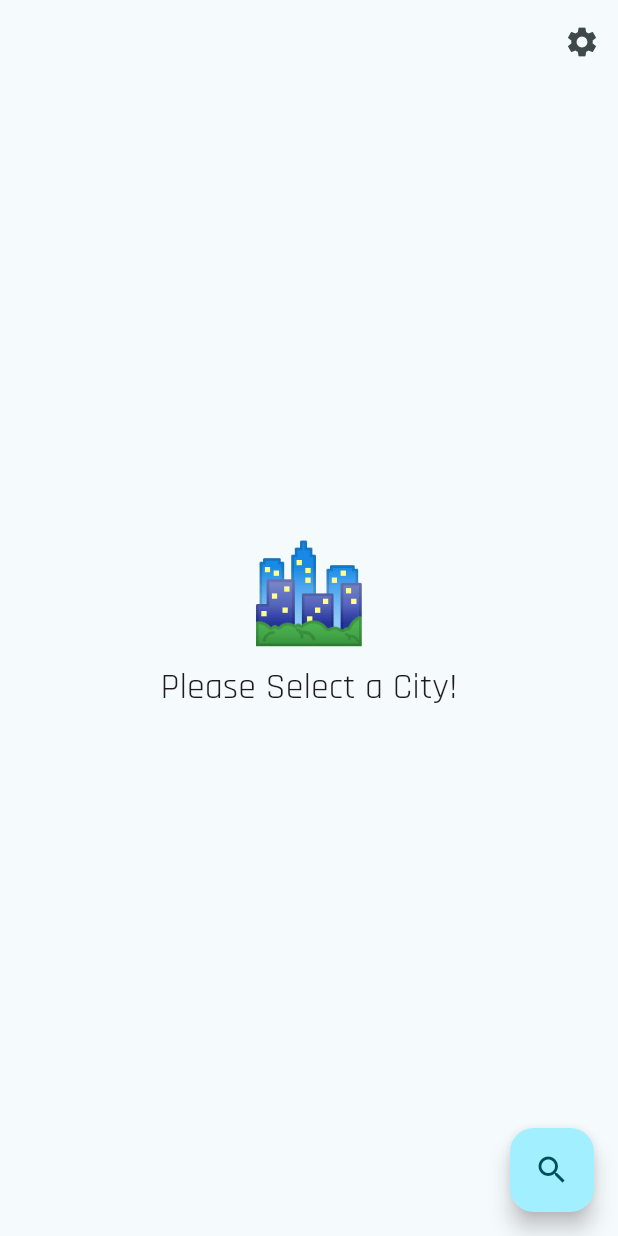
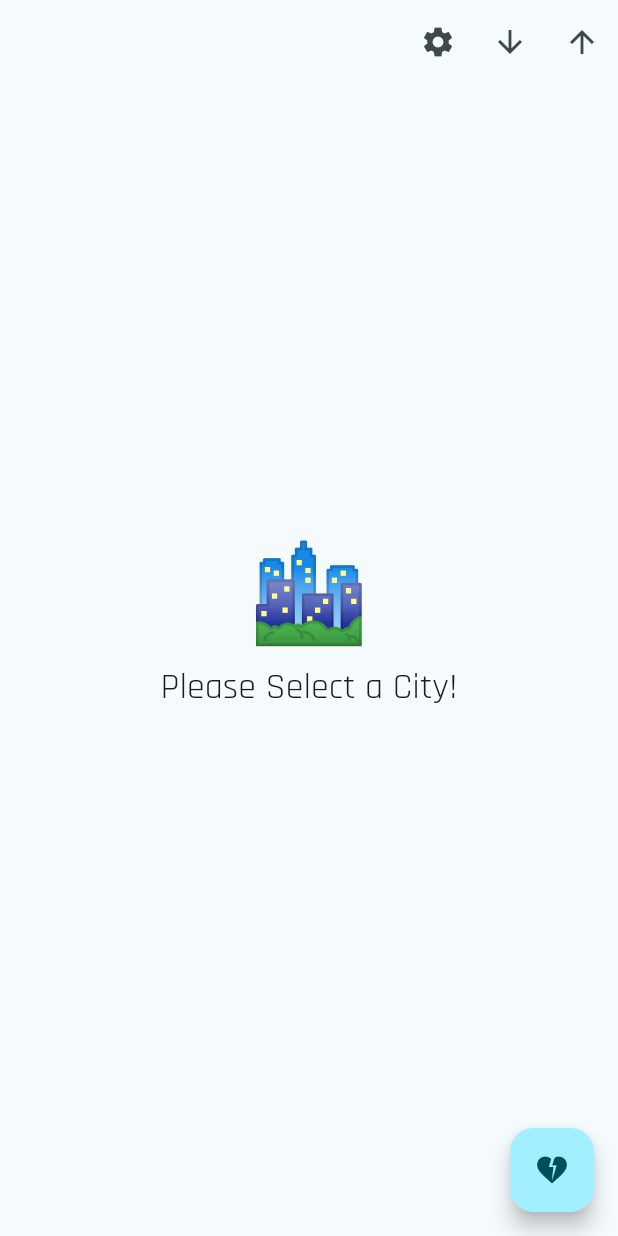
Before and after one commit to bridgettorres/FlutterWeather, a Flutter app: the screen it shows after launch, on a phone screen of 412 x 824 dp. Run offline on Flutter 3.47's test engine with Material 3 defaults, Android fonts, the phone set to English and light mode, and no system bars; our stand-ins replace bloc, equatable, flutter_bloc, google_fonts, hydrated_bloc.

Commit message:
Added BLoC logic for a button to increase and decrease the temperature, displaying whether the temperature is too hot or too cold

```diff
--- /dev/null
+++ b/flutter_weather/lib/funny_bloc.dart
@@ -0,0 +1,18 @@
+import 'package:flutter_bloc/flutter_bloc.dart';
+//a blc is more advanced class which relies on events to trigger state
+//BLOC extends to bloc base
+//Blocs recieve events and convert the incoming events into outgoing states
+
+//sealed shows that the class is intended to be used as a base class
+sealed class FunEvent {} //base class for all events related to the funevent. A class that will be used to extend to create specific types of events
+//Fun pressed is a specific event that exnteds Funevent. This class represents an action that the bloc should handle
+final class HotPressed extends FunEvent{}
+final class ColdPressed extends FunEvent{}
+
+
+class FunBloc extends Bloc<FunEvent, int> { //Here funevent is the type of events bloc will handle and int is the type of state that Bloc will manage
+  FunBloc() : super(0){ //initial state
+    on<HotPressed>((event, emit) => emit(state + 1)); //for each hotpreseed event we are accessing the state of the bloc and adding 1 to i t
+    on<ColdPressed>((event, emit) => emit(state - 1));
+}
+}
--- a/flutter_weather/lib/weather/view/weather_page.dart
+++ b/flutter_weather/lib/weather/view/weather_page.dart
@@ -1,5 +1,6 @@
 import 'package:flutter/material.dart';
 import 'package:flutter_bloc/flutter_bloc.dart';
+import 'package:flutter_weather/funny_bloc.dart';
 //remove the two and fix them
 import 'package:flutter_weather/settings/view/search_page.dart';
 import 'package:flutter_weather/settings/view/settings_page.dart';
@@ -19,6 +20,18 @@ class WeatherPage extends StatelessWidget {
             onPressed: () => Navigator.of(context).push<void>(
               SettingsPage.route(),
             ),
+          ),
+          IconButton(
+            icon: const Icon(Icons.arrow_downward_outlined),
+            onPressed:() {
+              context.read<FunBloc>().add(ColdPressed());
+            },
+          ),
+          IconButton(
+            icon: const Icon(Icons.arrow_upward_outlined),
+            onPressed:() {
+              context.read<FunBloc>().add(HotPressed());
+            },
           ),
         ],
       ),
@@ -41,7 +54,7 @@ class WeatherPage extends StatelessWidget {
         ),
       ),
       floatingActionButton: FloatingActionButton(
-        child: const Icon(Icons.search, semanticLabel: 'Search'),
+        child: const Icon(Icons.heart_broken, semanticLabel: 'Search'),
         onPressed: () async {
           final city = await Navigator.of(context).push(SearchPage.route());
           if (!context.mounted) return;
```
